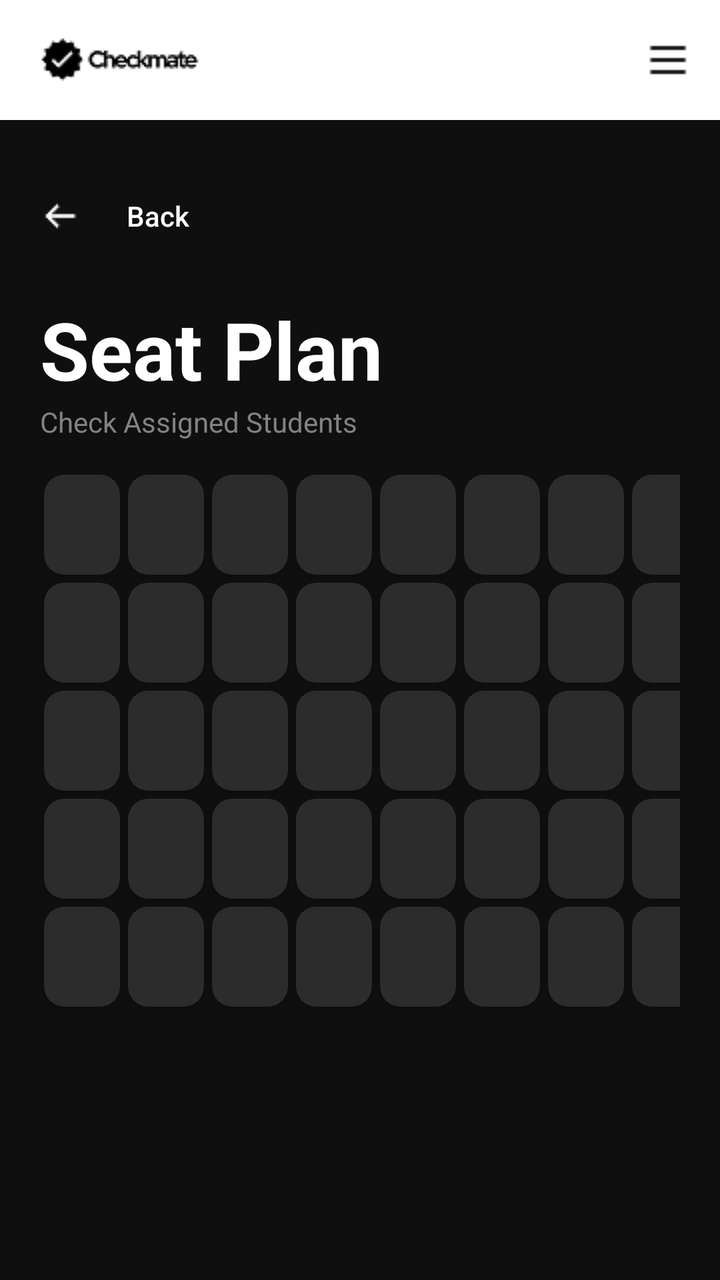
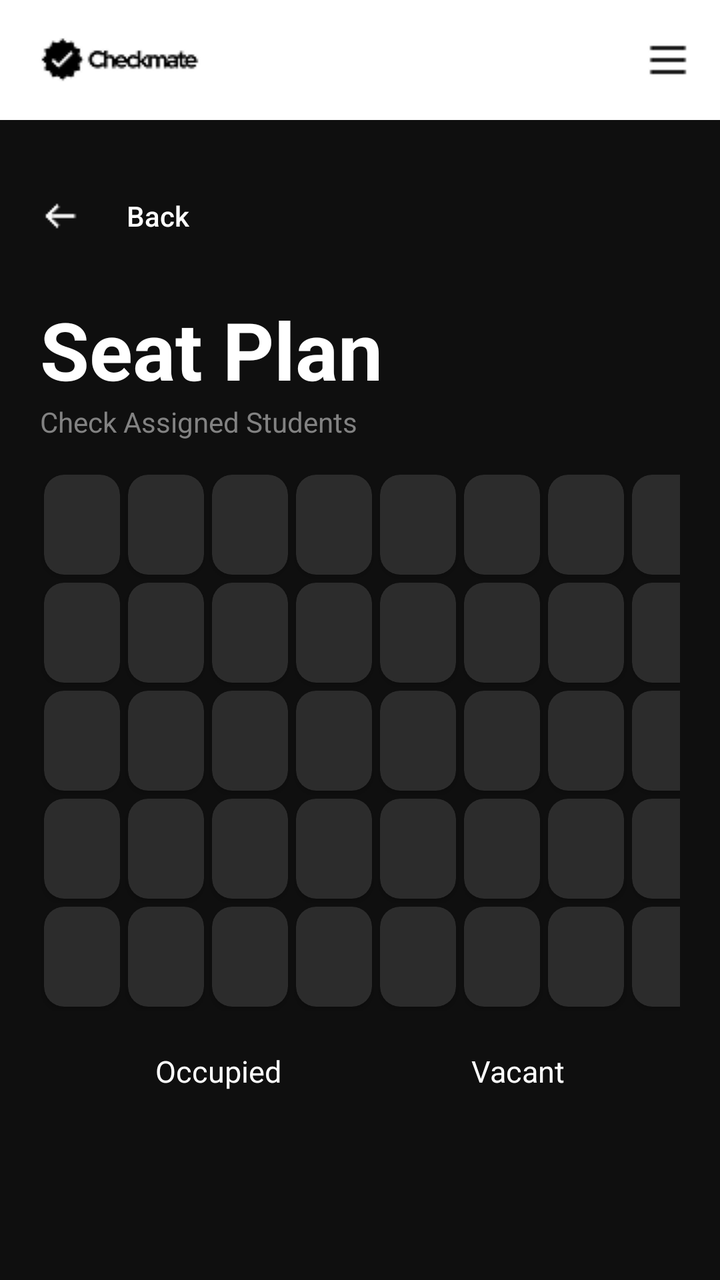

Screens rendered from an Android XML layout before and after an edit, with the pre-edit source and the edit as a unified diff.
<!-- AndroidManifest.xml: application theme Theme.AuthTest -->
<!-- res/layout/activity_seat_plan.xml -->
<?xml version="1.0" encoding="utf-8"?>
<androidx.drawerlayout.widget.DrawerLayout
    xmlns:android="http://schemas.android.com/apk/res/android"
    xmlns:tools="http://schemas.android.com/tools"
    xmlns:app="http://schemas.android.com/apk/res-auto"
    android:id="@+id/main"
    android:layout_width="match_parent"
    android:layout_height="match_parent"
    android:background="#0F0F0F"
    android:fitsSystemWindows="true"
    tools:context=".SeatPlan">

    <LinearLayout
        android:layout_width="match_parent"
        android:layout_height="match_parent"
        android:orientation="vertical">

        <RelativeLayout
            android:layout_width="match_parent"
            android:layout_height="wrap_content"
            android:minHeight="60dp"
            android:background="#FFFFFF">

            <ImageView
                android:id="@+id/header_logo"
                android:layout_width="wrap_content"
                android:layout_height="wrap_content"
                android:layout_alignParentStart="true"
                android:layout_centerVertical="true"
                android:layout_marginStart="16dp"
                android:src="@drawable/header_logo"
                android:contentDescription="header_logo" />

            <ImageView
                android:id="@+id/hamburger_icon"
                android:layout_width="wrap_content"
                android:layout_height="wrap_content"
                android:layout_alignParentEnd="true"
                android:layout_centerVertical="true"
                android:layout_marginEnd="16dp"
                android:src="@drawable/hamburger_icon"
                android:contentDescription="hamburger_icon" />
        </RelativeLayout>

        <LinearLayout
            android:layout_width="match_parent"
            android:layout_height="wrap_content"
            android:paddingHorizontal="20dp"
            android:paddingTop="24dp"
            android:paddingBottom="16dp">

            <androidx.appcompat.widget.AppCompatButton
                android:id="@+id/backButton"
                android:layout_width="wrap_content"
                android:layout_height="wrap_content"
                android:background="@android:color/transparent"
                android:drawableStart="@drawable/left_arrow"
                android:drawablePadding="10dp"
                android:text="Back"
                android:textAllCaps="false"
                android:textColor="#FFFFFF" />
        </LinearLayout>

        <LinearLayout
            android:id="@+id/mainContent"
            android:layout_width="match_parent"
            android:layout_height="wrap_content"
            android:orientation="vertical"
            android:paddingLeft="20dp"
            android:paddingRight="20dp"
            android:paddingBottom="20dp" >

            <LinearLayout
                android:layout_width="match_parent"
                android:layout_height="wrap_content"
                android:orientation="vertical"
                android:layout_marginBottom="15dp"
                android:paddingTop="0dp" >

                <TextView
                    android:text="Seat Plan"
                    android:textColor="#FFFFFF"
                    android:textStyle="bold"
                    android:textSize="40sp"
                    android:layout_width="wrap_content"
                    android:layout_height="wrap_content" />

                <TextView
                    android:text="Check Assigned Students"
                    android:textColor="#828282"
                    android:textSize="14sp"
                    android:layout_width="wrap_content"
                    android:layout_height="wrap_content" />

            </LinearLayout>

            <LinearLayout
                android:layout_width="wrap_content"
                android:layout_height="wrap_content"
                android:layout_gravity="center_horizontal"
                android:orientation="horizontal">

                <include
                    android:id="@+id/seatPlanCard1"
                    layout="@layout/seat_plan_card" />

                <include
                    android:id="@+id/seatPlanCard2"
                    layout="@layout/seat_plan_card" />

                <include
                    android:id="@+id/seatPlanCard3"
                    layout="@layout/seat_plan_card" />

                <include
                    android:id="@+id/seatPlanCard4"
                    layout="@layout/seat_plan_card" />

                <include
                    android:id="@+id/seatPlanCard5"
                    layout="@layout/seat_plan_card" />

                <include
                    android:id="@+id/seatPlanCard6"
                    layout="@layout/seat_plan_card" />

                <include
                    android:id="@+id/seatPlanCard7"
                    layout="@layout/seat_plan_card" />

                <include
                    android:id="@+id/seatPlanCard8"
                    layout="@layout/seat_plan_card" />

            </LinearLayout>

            <LinearLayout
                android:layout_width="wrap_content"
                android:layout_height="wrap_content"
                android:layout_gravity="center_horizontal"
                android:orientation="horizontal">

                <include
                    android:id="@+id/seatPlanCard9"
                    layout="@layout/seat_plan_card" />

                <include
                    android:id="@+id/seatPlanCard10"
                    layout="@layout/seat_plan_card" />

                <include
                    android:id="@+id/seatPlanCard11"
                    layout="@layout/seat_plan_card" />

                <include
                    android:id="@+id/seatPlanCard12"
                    layout="@layout/seat_plan_card" />

                <include
                    android:id="@+id/seatPlanCard13"
                    layout="@layout/seat_plan_card" />

                <include
                    android:id="@+id/seatPlanCard14"
                    layout="@layout/seat_plan_card" />

                <include
                    android:id="@+id/seatPlanCard15"
                    layout="@layout/seat_plan_card" />

                <include
                    android:id="@+id/seatPlanCard16"
                    layout="@layout/seat_plan_card" />

            </LinearLayout>

            <LinearLayout
                android:layout_width="wrap_content"
                android:layout_height="wrap_content"
                android:layout_gravity="center_horizontal"
                android:orientation="horizontal">

                <include
                    android:id="@+id/seatPlanCard17"
                    layout="@layout/seat_plan_card" />

                <include
                    android:id="@+id/seatPlanCard18"
                    layout="@layout/seat_plan_card" />

                <include
                    android:id="@+id/seatPlanCard19"
                    layout="@layout/seat_plan_card" />

                <include
                    android:id="@+id/seatPlanCard20"
                    layout="@layout/seat_plan_card" />

                <include
                    android:id="@+id/seatPlanCard21"
                    layout="@layout/seat_plan_card" />

                <include
                    android:id="@+id/seatPlanCard22"
                    layout="@layout/seat_plan_card" />

                <include
                    android:id="@+id/seatPlanCard23"
                    layout="@layout/seat_plan_card" />

                <include
                    android:id="@+id/seatPlanCard24"
                    layout="@layout/seat_plan_card" />

            </LinearLayout>

            <LinearLayout
                android:layout_width="wrap_content"
                android:layout_height="wrap_content"
                android:layout_gravity="center_horizontal"
                android:orientation="horizontal">

                <include
                    android:id="@+id/seatPlanCard25"
                    layout="@layout/seat_plan_card" />

                <include
                    android:id="@+id/seatPlanCard26"
                    layout="@layout/seat_plan_card" />

                <include
                    android:id="@+id/seatPlanCard27"
                    layout="@layout/seat_plan_card" />

                <include
                    android:id="@+id/seatPlanCard28"
                    layout="@layout/seat_plan_card" />

                <include
                    android:id="@+id/seatPlanCard29"
                    layout="@layout/seat_plan_card" />

                <include
                    android:id="@+id/seatPlanCard30"
                    layout="@layout/seat_plan_card" />

                <include
                    android:id="@+id/seatPlanCard31"
                    layout="@layout/seat_plan_card" />

                <include
                    android:id="@+id/seatPlanCard32"
                    layout="@layout/seat_plan_card" />

            </LinearLayout>

            <LinearLayout
                android:layout_width="wrap_content"
                android:layout_height="wrap_content"
                android:layout_gravity="center_horizontal"
                android:orientation="horizontal">

                <include
                    android:id="@+id/seatPlanCard33"
                    layout="@layout/seat_plan_card" />

                <include
                    android:id="@+id/seatPlanCard34"
                    layout="@layout/seat_plan_card" />

                <include
                    android:id="@+id/seatPlanCard35"
                    layout="@layout/seat_plan_card" />

                <include
                    android:id="@+id/seatPlanCard36"
                    layout="@layout/seat_plan_card" />

                <include
                    android:id="@+id/seatPlanCard37"
                    layout="@layout/seat_plan_card" />

                <include
                    android:id="@+id/seatPlanCard38"
                    layout="@layout/seat_plan_card" />

                <include
                    android:id="@+id/seatPlanCard39"
                    layout="@layout/seat_plan_card" />

                <include
                    android:id="@+id/seatPlanCard40"
                    layout="@layout/seat_plan_card" />

            </LinearLayout>

        </LinearLayout>


    </LinearLayout>

    <com.google.android.material.navigation.NavigationView
        android:id="@+id/navigation_view"
        android:layout_width="280dp"
        android:layout_height="match_parent"
        android:layout_gravity="start"
        android:fitsSystemWindows="true"
        android:background="#1A1A1A"
        app:menu="@menu/menu_drawer"
        app:headerLayout="@layout/drawer_header"
        app:itemTextColor="@color/menu_item_color"
        app:itemIconTint="@color/menu_item_color" />


</androidx.drawerlayout.widget.DrawerLayout>
<!-- res/layout/seat_plan_card.xml (included above) -->
<?xml version="1.0" encoding="utf-8"?>
<androidx.cardview.widget.CardView xmlns:android="http://schemas.android.com/apk/res/android"
    xmlns:app="http://schemas.android.com/apk/res-auto"
    android:id="@+id/seatPlanCard"
    android:layout_width="38dp"
    android:layout_height="50dp"
    android:layout_margin="2dp"
    app:cardBackgroundColor="@color/empty_seat"
    app:cardCornerRadius="10dp" >

</androidx.cardview.widget.CardView>
<!-- res/layout/drawer_header.xml (included above) -->
<?xml version="1.0" encoding="utf-8"?>
<LinearLayout xmlns:android="http://schemas.android.com/apk/res/android"
    android:layout_width="match_parent"
    android:layout_height="200dp"
    android:orientation="vertical"
    android:gravity="bottom"
    android:padding="20dp"
    android:background="#0F0F0F">

    <ImageView
        android:id="@+id/drawer_user_avatar"
        android:layout_width="60dp"
        android:layout_height="60dp"
        android:src="@drawable/default_avatar"
        android:contentDescription="user_avatar"
        android:layout_marginBottom="15dp" />

    <TextView
        android:id="@+id/drawer_user_name"
        android:layout_width="wrap_content"
        android:layout_height="wrap_content"
        android:text="User Name"
        android:textColor="#FFFFFF"
        android:textSize="24sp"
        android:textStyle="bold" />

    <TextView
        android:id="@+id/drawer_user_email"
        android:layout_width="wrap_content"
        android:layout_height="wrap_content"
        android:text="user@example.com"
        android:textColor="#828282"
        android:textSize="12sp" />

</LinearLayout>
<!-- resources referenced by this layout -->
<resources>
  <color name="empty_seat">#2C2C2C</color>
  <!-- drawable default_avatar (drawable) -->
  <?xml version="1.0" encoding="utf-8"?>
  <vector xmlns:android="http://schemas.android.com/apk/res/android"
      android:width="24dp"
      android:height="24dp"
      android:viewportWidth="24"
      android:viewportHeight="24">
      <path
          android:fillColor="#FFFFFF"
          android:pathData="M12,12c2.21,0 4,-1.79 4,-4s-1.79,-4 -4,-4 -4,1.79 -4,4 1.79,4 4,4zm0,2c-2.67,0 -8,1.34 -8,4v2h16v-2c0,-2.66 -5.33,-4 -8,-4z" />
  </vector>
  <!-- drawable hamburger_icon: png bitmap (drawable, 177 bytes) -->
  <!-- drawable header_logo: png bitmap (drawable, 1337 bytes) -->
  <!-- drawable left_arrow: png bitmap (drawable, 316 bytes) -->
  <style name="Theme.AuthTest" parent="Base.Theme.AuthTest" />
  <style name="Base.Theme.AuthTest" parent="Theme.Material3.DayNight.NoActionBar">
          
          
      </style>
</resources>

<!-- the commit's change to res/layout/activity_seat_plan.xml (unified diff, before → after) -->
@@ -294,7 +294,37 @@
 
             </LinearLayout>
 
+            <LinearLayout
+                android:layout_width="match_parent"
+                android:layout_height="match_parent"
+                android:orientation="horizontal"
+                android:gravity="center"
+                android:padding="10dp"
+                android:layout_marginTop="10dp">
+
+                <TextView
+                    android:id="@+id/occupiedText"
+                    android:layout_width="wrap_content"
+                    android:layout_height="wrap_content"
+                    android:text="Occupied"
+                    android:textColor="#FFFFFF"
+                    android:textSize="15sp"
+                    android:layout_marginRight="95dp"/>
+
+                <TextView
+                    android:id="@+id/vacantText"
+                    android:layout_width="wrap_content"
+                    android:layout_height="wrap_content"
+                    android:text="Vacant"
+                    android:textColor="#FFFFFF"
+                    android:textSize="15sp" />
+
+
+            </LinearLayout>
+
+
         </LinearLayout>
+
 
 
     </LinearLayout>
